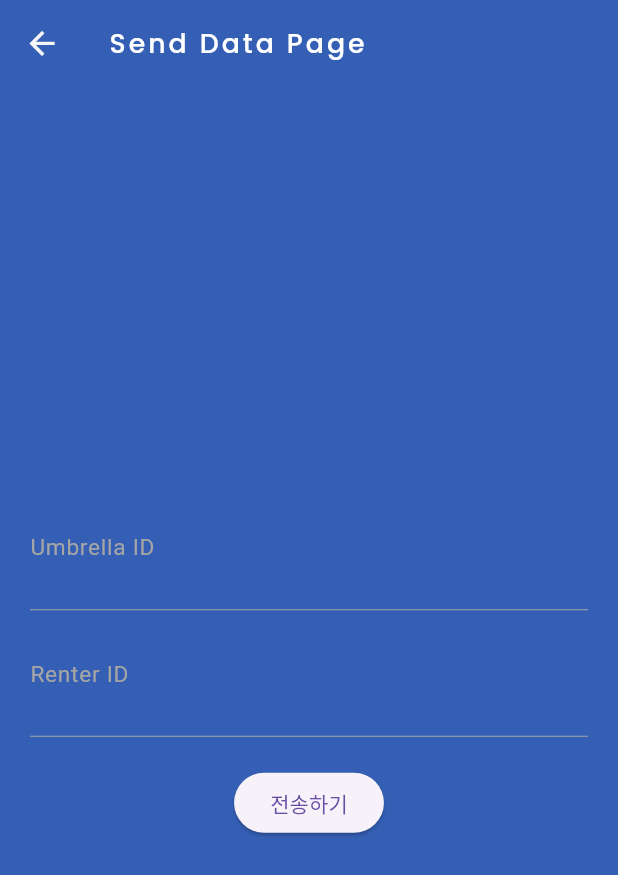
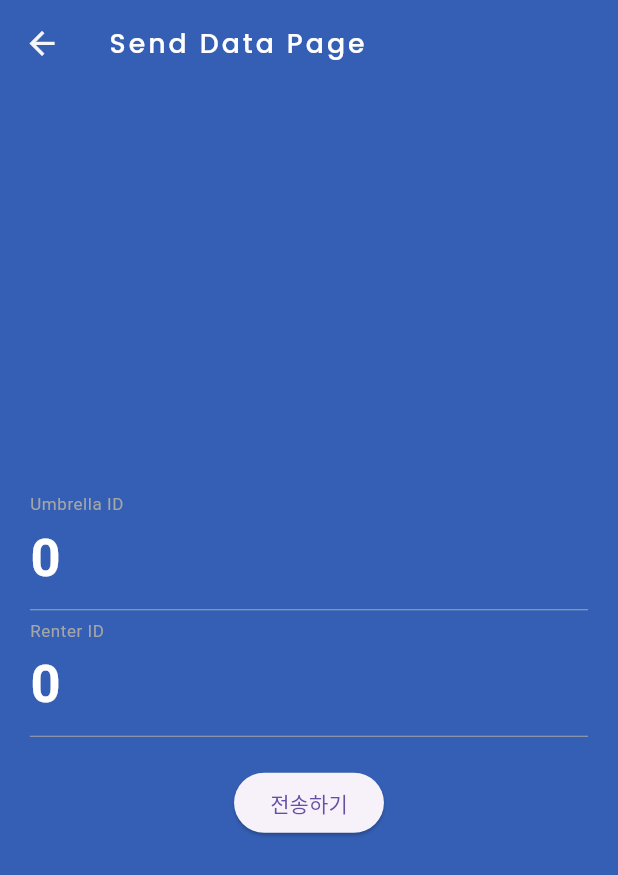
Before and after one commit to mminqq/fina, a Flutter app: the SendDataPage screen opened directly with empty values, on a phone screen of 412 x 824 dp. Shown: the top 875 px of the screen. Run offline on Flutter 3.47's test engine with Material 3 defaults, Android fonts, the phone set to English and light mode, and no system bars; our stand-ins replace cloud_firestore, dio, drift, firebase_auth, firebase_core, flutter_svg and 7 more; missing offline and left inert: kakao_flutter_sdk_user, qr_code_scanner, umbrellafinish; accounts and stored records are empty; generated files the repository leaves out were written again; network calls fail.

Commit message:
Update sendDataPage.dart

```diff
--- a/lib/screens/umbrella_rent_screen/sendDataPage.dart
+++ b/lib/screens/umbrella_rent_screen/sendDataPage.dart
@@ -1,7 +1,9 @@
 import 'package:flutter/material.dart';
+import 'package:umbrellafinish/screens/rentING_screen.dart';
+
 
 class SendDataPage extends StatefulWidget {
-  final String scanData;
+  final int scanData;
 
   SendDataPage({required this.scanData});
 
@@ -16,10 +18,8 @@ class _SendDataPageState extends State<SendDataPage> {
   @override
   void initState() {
     super.initState();
-    // scanData로부터 추출된 값을 초기값으로 설정
-    var parsedData = parseQRData(widget.scanData);
-    umbrellaIdController = TextEditingController(text: parsedData['umbrellaId'] ?? '');
-    renterIdController = TextEditingController(text: parsedData['renterId'] ?? '');
+    umbrellaIdController = TextEditingController(text: '${widget.scanData}');
+    renterIdController = TextEditingController(text: '${widget.scanData}');
   }
 
   @override
@@ -43,20 +43,20 @@ class _SendDataPageState extends State<SendDataPage> {
             TextFormField(
               controller: umbrellaIdController,
               decoration: InputDecoration(labelText: 'Umbrella ID'),
+              keyboardType: TextInputType.number, // 숫자 입력을 위한 키보드 타입
             ),
             TextFormField(
               controller: renterIdController,
               decoration: InputDecoration(labelText: 'Renter ID'),
+              keyboardType: TextInputType.number, // 숫자 입력을 위한 키보드 타입
             ),
             SizedBox(height: 20),
             ElevatedButton(
               onPressed: () {
-                // 수정된 데이터를 Firebase로 전송하거나 원하는 방식으로 활용
                 _sendDataToFirebase(
                   umbrellaIdController.text,
                   renterIdController.text,
                 );
-                // 이전 화면으로 돌아감
                 Navigator.pop(context);
               },
               child: Text('전송하기'),
@@ -67,25 +67,35 @@ class _SendDataPageState extends State<SendDataPage> {
     );
   }
 
-  // QR 데이터 파싱하는 함수 (이미 코드에 있던 함수를 그대로 사용)
-  Map<String, dynamic> parseQRData(String qrData) {
-    try {
-      // 주어진 데이터를 숫자로 변환
-      int value = int.tryParse(qrData) ?? 0; // 숫자가 아니면 0으로 처리하거나 다른 방식으로 처리
-
-      // 원하는 값에 따라 키를 지정하여 Map으로 반환
-      return {
-        'value': value,
-      };
-    } catch (e) {
-      return {}; // 오류 발생 시 빈 Map 반환
-    }
-  }
+  void _sendDataToFirebase(String umbrellaId, String renterId) {
+    print('Umbrella ID: $umbrellaId, Renter ID: $renterId');
+    // Firebase로 데이터 전송 등의 작업 수행
 
 
-  void _sendDataToFirebase(String umbrellaId, String renterId) {
-    // Firebase로 데이터 전송
-    // FirebaseService().rentUmbrella(umbrellaId, renterId);
-    print('Umbrella ID: $umbrellaId, Renter ID: $renterId'); // 예시로 출력
+    // 전송 완료 알림
+    showDialog(
+      context: context,
+      builder: (BuildContext context) {
+        return AlertDialog(
+          title: Text('전송 완료'),
+          content: Text('전송이 완료 되었습니다.'),
+          actions: <Widget>[
+            TextButton(
+              onPressed: () {
+                // '전송하기'를 누르면 1초 후 rentING_screen으로 이동
+                Navigator.of(context).popUntil((route) => route.isFirst);
+                Future.delayed(Duration(seconds: 1), () {
+                  Navigator.push(
+                    context,
+                    MaterialPageRoute(builder: (context) => rentIngScreen()), // RentINGScreen 클래스로 이동
+                  );
+                });
+              },
+              child: Text('확인'),
+            ),
+          ],
+        );
+      },
+    );
   }
 }
```
